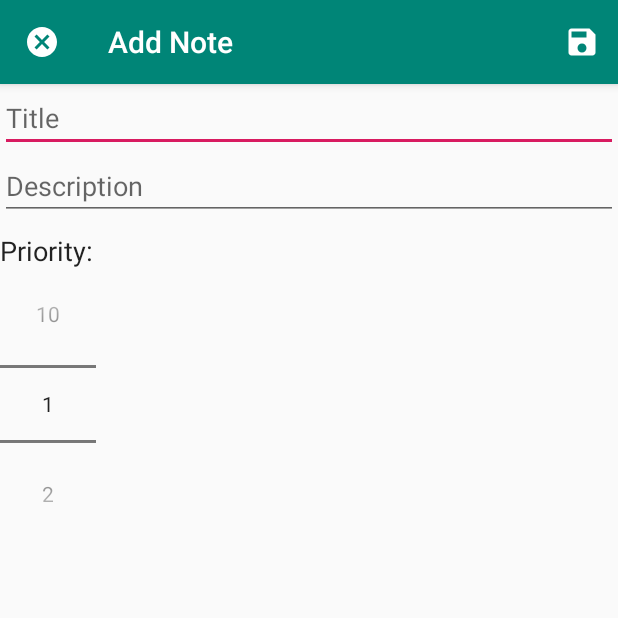
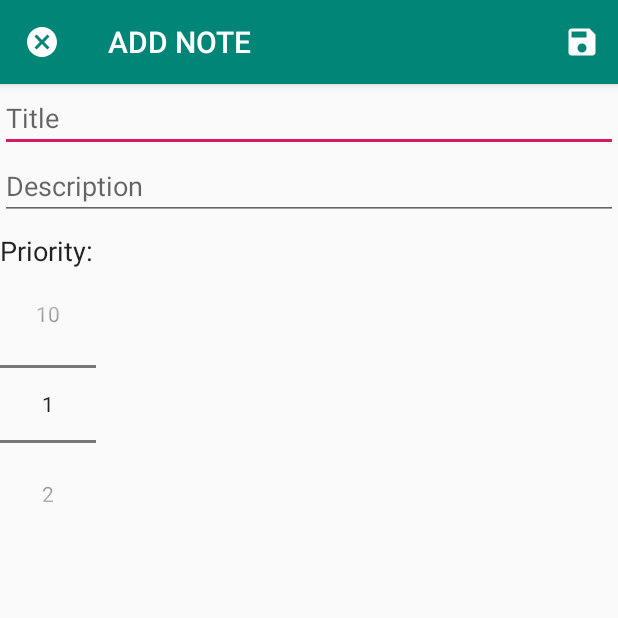
Before and after one commit to ajithr1/Architecture, an Android app: the screen it shows after launch (AddNoteActivity), after a tap on an icon or button, on a phone screen of 412 x 824 dp, the top half of it. Run offline under Robolectric (Android 15) with nearby library versions, the phone set to English and light mode, and no system bars; our stand-ins replace Room's generated code.

Commit message:
Added DELETE NOTE & UPDATE NOTE features.

```diff
--- a/app/src/main/java/com/example/architecture/AddNoteActivity.java
+++ b/app/src/main/java/com/example/architecture/AddNoteActivity.java
@@ -14,6 +14,8 @@ import android.widget.Toast;
 
 public class AddNoteActivity extends AppCompatActivity {
 
+    public static final String EXTRA_ID =
+            "com.example.architecture.EXTRA_ID";
     public static final String EXTRA_TITLE =
             "com.example.architecture.EXTRA_TITLE";
     public static final String EXTRA_DES =
@@ -37,7 +39,17 @@ public class AddNoteActivity extends AppCompatActivity {
         numberPickerPriority.setMinValue(1);
 
         getSupportActionBar().setHomeAsUpIndicator(R.drawable.ic_cancel_black_24dp);
-        setTitle("Add Note");
+
+        Intent intent = getIntent();
+
+        if (intent.hasExtra(EXTRA_ID)){
+            setTitle("EDIT NOTE");
+            editTextTitle.setText(intent.getStringExtra(EXTRA_TITLE));
+            editTextDescription.setText(intent.getStringExtra(EXTRA_DES));
+            numberPickerPriority.setValue(intent.getIntExtra(EXTRA_PRIORITY, 1));
+        }else {
+            setTitle("ADD NOTE");
+        }
     }
 
     private void saveNote(){
@@ -54,6 +66,11 @@ public class AddNoteActivity extends AppCompatActivity {
         data.putExtra(EXTRA_TITLE, title);
         data.putExtra(EXTRA_DES,des);
         data.putExtra(EXTRA_PRIORITY, priority);
+
+        int id = getIntent().getIntExtra(EXTRA_ID, -1);
+        if (id != -1){
+            data.putExtra(EXTRA_ID, id);
+        }
 
         setResult(RESULT_OK, data);
         finish();
--- a/app/src/main/java/com/example/architecture/NoteAdapter.java
+++ b/app/src/main/java/com/example/architecture/NoteAdapter.java
@@ -14,6 +14,7 @@ import java.util.List;
 public class NoteAdapter extends RecyclerView.Adapter<NoteAdapter.NoteHolder> {
 
     private List<Note> notes = new ArrayList<>();
+    private OnItemCLickListner listner;
 
     @NonNull
     @Override
@@ -44,6 +45,10 @@ public class NoteAdapter extends RecyclerView.Adapter<NoteAdapter.NoteHolder> {
         notifyDataSetChanged();
     }
 
+    public Note getNoteAt(int position){
+        return notes.get(position);
+    }
+
     class NoteHolder extends RecyclerView.ViewHolder{
         private TextView tvTitle;
         private TextView tvDescription;
@@ -55,6 +60,24 @@ public class NoteAdapter extends RecyclerView.Adapter<NoteAdapter.NoteHolder> {
             tvTitle = view.findViewById(R.id.text_view_title);
             tvDescription = view.findViewById(R.id.text_view_description);
             tvPriority = view.findViewById(R.id.text_view_priority);
+
+            view.setOnClickListener(new View.OnClickListener() {
+                @Override
+                public void onClick(View v) {
+                    int position = getAdapterPosition();
+                    if (listner != null && position != RecyclerView.NO_POSITION){
+                        listner.onItemClick(notes.get(position));
+                    }
+                }
+            });
         }
     }
+
+    public interface OnItemCLickListner {
+        void onItemClick(Note note);
+    }
+
+    public void setOnItemClickListner(OnItemCLickListner listner){
+        this.listner = listner;
+    }
 }
--- /dev/null
+++ b/app/src/main/res/menu/main_menu.xml
@@ -0,0 +1,8 @@
+<?xml version="1.0" encoding="utf-8"?>
+<menu xmlns:android="http://schemas.android.com/apk/res/android"
+    xmlns:app="http://schemas.android.com/apk/res-auto">
+    <item
+        android:id="@+id/delete_all_notes"
+        android:title="@string/delete_all_notes"
+        app:showAsAction="never"/>
+</menu>
--- a/app/src/main/res/values/strings.xml
+++ b/app/src/main/res/values/strings.xml
@@ -4,4 +4,5 @@
     <string name="description">Description</string>
     <string name="title">Title</string>
     <string name="priority">Priority:</string>
+    <string name="delete_all_notes">Delete All Notes</string>
 </resources>
```
Also changed, not shown: app/src/main/java/com/example/architecture/MainActivity.java (+70 -0 lines).
